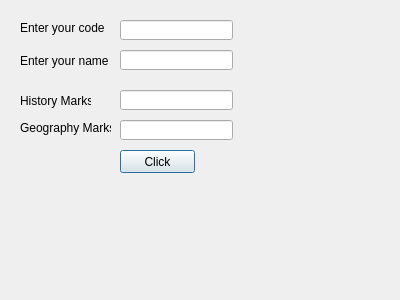
MoeNajdi/python-Gui, file LineEditClass.ui: the form before one commit.
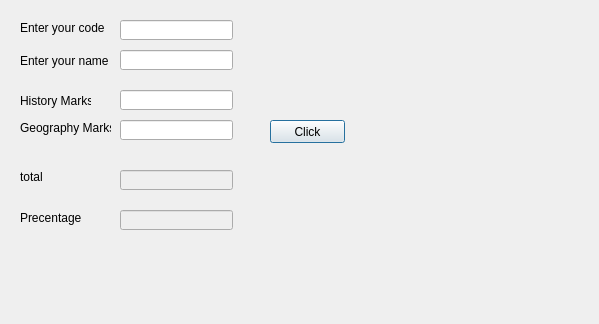
The form after the commit.

Commit message: total+Percentage

Diff of the .ui file:
```diff
--- a/LineEditClass.ui
+++ b/LineEditClass.ui
@@ -6,8 +6,8 @@
    <rect>
     <x>0</x>
     <y>0</y>
-    <width>400</width>
-    <height>300</height>
+    <width>599</width>
+    <height>324</height>
    </rect>
   </property>
   <property name="windowTitle">
@@ -29,10 +29,10 @@
   <widget class="QLabel" name="label_2">
    <property name="geometry">
     <rect>
-     <x>60</x>
-     <y>210</y>
-     <width>291</width>
-     <height>21</height>
+     <x>10</x>
+     <y>240</y>
+     <width>581</width>
+     <height>71</height>
     </rect>
    </property>
    <property name="text">
@@ -52,8 +52,8 @@
   <widget class="QPushButton" name="pushButton">
    <property name="geometry">
     <rect>
-     <x>120</x>
-     <y>150</y>
+     <x>270</x>
+     <y>120</y>
      <width>75</width>
      <height>23</height>
     </rect>
@@ -131,6 +131,58 @@
     </rect>
    </property>
   </widget>
+  <widget class="QLabel" name="label_6">
+   <property name="geometry">
+    <rect>
+     <x>20</x>
+     <y>170</y>
+     <width>47</width>
+     <height>13</height>
+    </rect>
+   </property>
+   <property name="text">
+    <string>total</string>
+   </property>
+  </widget>
+  <widget class="QLineEdit" name="lineEditTotal">
+   <property name="enabled">
+    <bool>false</bool>
+   </property>
+   <property name="geometry">
+    <rect>
+     <x>120</x>
+     <y>170</y>
+     <width>113</width>
+     <height>20</height>
+    </rect>
+   </property>
+  </widget>
+  <widget class="QLabel" name="label_7">
+   <property name="geometry">
+    <rect>
+     <x>20</x>
+     <y>210</y>
+     <width>71</width>
+     <height>16</height>
+    </rect>
+   </property>
+   <property name="text">
+    <string>Precentage</string>
+   </property>
+  </widget>
+  <widget class="QLineEdit" name="lineEditPercentage">
+   <property name="enabled">
+    <bool>false</bool>
+   </property>
+   <property name="geometry">
+    <rect>
+     <x>120</x>
+     <y>210</y>
+     <width>113</width>
+     <height>20</height>
+    </rect>
+   </property>
+  </widget>
  </widget>
  <resources/>
  <connections/>
```
Left out of the diff: 2 changed lines with no effect on the pictures. The commit also changes 5 other files.
